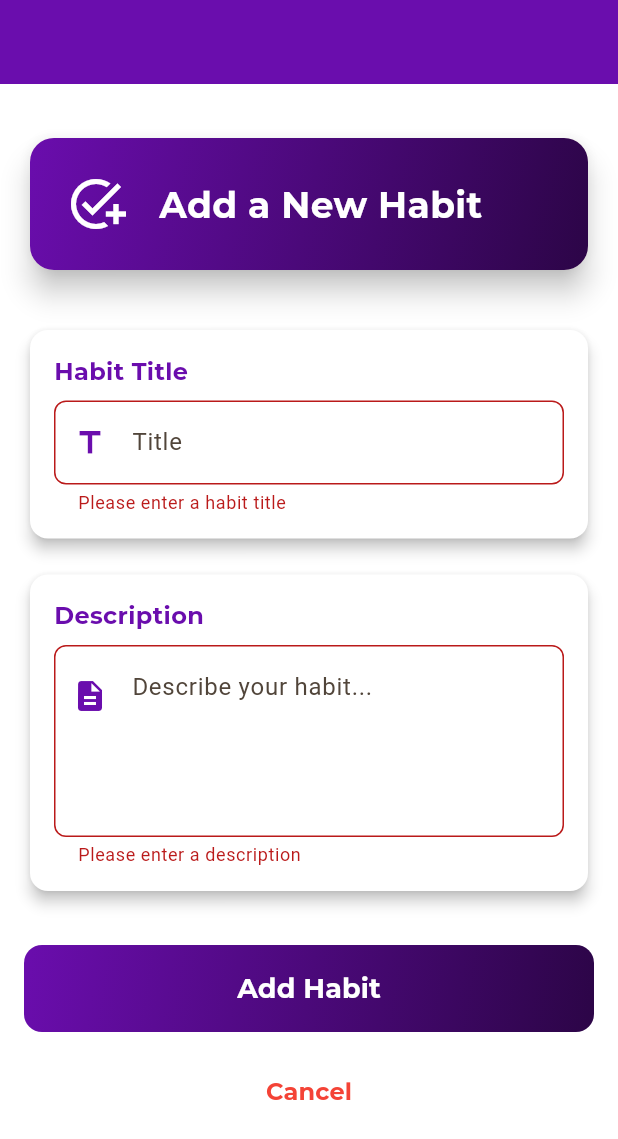
After one commit to NicoBoni55/EthosTrack, a Flutter app: the CreateHabitsScreen screen opened directly, after a tap on "Add Habit", on a phone screen of 412 x 824 dp. The commit adds this screen. Shown: the top 1139 px of the screen. Run offline on Flutter 3.47's test engine with Material 3 defaults, Android fonts, the phone set to English and light mode, and no system bars; our stand-ins replace cloud_firestore, firebase_auth, firebase_core, flutter_svg, google_fonts; accounts and stored records are empty.

Commit message:
create habit screen

```diff
--- /dev/null
+++ b/ethostrack/lib/screens/habits/create_habits_screen.dart
@@ -0,0 +1,302 @@
+import 'package:ethostrack/models/habit_model.dart';
+import 'package:ethostrack/services/habit_service.dart';
+import 'package:firebase_auth/firebase_auth.dart';
+import 'package:flutter/material.dart';
+import 'package:google_fonts/google_fonts.dart';
+
+class CreateHabitsScreen extends StatefulWidget {
+  const CreateHabitsScreen({super.key});
+
+  @override
+  State<CreateHabitsScreen> createState() => _CreateHabitsScreenState();
+}
+
+class _CreateHabitsScreenState extends State<CreateHabitsScreen> {
+  final _formKey = GlobalKey<FormState>();
+  final _titleController = TextEditingController();
+  final _descriptionController = TextEditingController();
+  bool _isLoading = false;
+
+  Future<void> _createHabit() async {
+    if (!_formKey.currentState!.validate()) {
+      return;
+    }
+
+    setState(() {
+      _isLoading = true;
+    });
+
+    try {
+      String? userId = FirebaseAuth.instance.currentUser?.uid;
+
+      HabitModel? newHabit = await HabitService.createHabit(
+        userId: userId!,
+        title: _titleController.text.trim(),
+        description: _descriptionController.text.trim(),
+      );
+
+      if (newHabit != null) {
+        ScaffoldMessenger.of(context).showSnackBar(
+          SnackBar(
+            content: Text(
+              'Habit created successfully!',
+              style: GoogleFonts.montserrat(
+                color: Colors.white,
+                fontWeight: FontWeight.bold,
+              ),
+            ),
+            backgroundColor: Colors.green,
+          ),
+        );
+        Navigator.of(context).pop(true);
+      } else {
+        ScaffoldMessenger.of(context).showSnackBar(
+          SnackBar(
+            content: Text(
+              'Error creating habit',
+              style: GoogleFonts.montserrat(color: Colors.white),
+            ),
+            backgroundColor: Colors.red,
+          ),
+        );
+      }
+    } catch (e) {
+      ScaffoldMessenger.of(context).showSnackBar(
+        SnackBar(content: Text('Error: $e'), backgroundColor: Colors.red),
+      );
+    } finally {
+      setState(() {
+        _isLoading = false;
+      });
+    }
+  }
+
+  @override
+  void dispose() {
+    _titleController.dispose();
+    _descriptionController.dispose();
+    super.dispose();
+  }
+
+  @override
+  Widget build(BuildContext context) {
+    return Scaffold(
+      appBar: AppBar(
+        backgroundColor: Color(0xFF6A0DAD),
+        iconTheme: IconThemeData(color: Colors.white),
+      ),
+      backgroundColor: Colors.white,
+      body: SafeArea(
+            child: Padding(
+              padding: const EdgeInsets.all(16.0),
+              child: Form(
+                key: _formKey,
+                child: Column(
+                  crossAxisAlignment: CrossAxisAlignment.stretch,
+                  children: [
+                    const SizedBox(height: 16),
+                    Card(
+                      elevation: 8,
+                      shape: RoundedRectangleBorder(
+                        borderRadius: BorderRadius.circular(16),
+                      ),
+                      child: Container(
+                        decoration: BoxDecoration(
+                          gradient: LinearGradient(
+                            begin: Alignment.topLeft,
+                            end: Alignment.bottomRight,
+                            colors: [
+                              Color(0xFF6A0DAD),
+                              Color(0xFF2C0547)
+                            ],
+                          ),
+                          borderRadius: BorderRadius.circular(16),
+                        ),
+                        child: Padding(
+                          padding: const EdgeInsets.all(24.0),
+                          child: Row(
+                            children: [
+                              Icon(
+                                Icons.add_task,
+                                size: 40,
+                                color: Colors.white,
+                              ),
+                              const SizedBox(width: 22),
+                              Text(
+                                'Add a New Habit',
+                                textAlign: TextAlign.center,
+                                style: GoogleFonts.montserrat(
+                                  fontSize: 24,
+                                  fontWeight: FontWeight.bold,
+                                  color: Colors.white
+                                ),
+                              )
+                            ],
+                          )),
+                      ),
+                    ),
+                    const SizedBox(height: 32),
+                    Card(
+                      color: Colors.white,
+                      elevation: 4,
+                      shape: RoundedRectangleBorder(
+                        borderRadius: BorderRadiusGeometry.circular(12),
+                      ),
+                      child: Padding(
+                        padding: const EdgeInsets.all(16.0),
+                        child: Column(
+                          crossAxisAlignment: CrossAxisAlignment.start,
+                          children: [
+                            Text(
+                              'Habit Title',
+                              style: GoogleFonts.montserrat(
+                                fontWeight: FontWeight.bold,
+                                fontSize: 16,
+                                color: Color(0xFF6A0DAD),
+                              ),
+                            ),
+                            const SizedBox(height: 8),
+                            TextFormField(
+                              controller: _titleController,
+                              decoration: InputDecoration(
+                                hintText: 'Title',
+                                border: OutlineInputBorder(
+                                  borderRadius: BorderRadius.circular(8),
+                                ),
+                                focusedBorder: OutlineInputBorder(
+                                  borderRadius: BorderRadius.circular(8),
+                                  borderSide: BorderSide(
+                                    color: Color(0xFF6A0DAD),
+                                  ),
+                                ),
+                                prefixIcon: Icon(
+                                  Icons.title,
+                                  color: Color(0xFF6A0DAD),
+                                ),
+                              ),
+                              validator: (value) {
+                                if (value == null || value.trim().isEmpty) {
+                                  return 'Please enter a habit title';
+                                }
+                                if (value.trim().length < 3) {
+                                  return 'Title must be at least 3 characters';
+                                }
+                                return null;
+                              },
+                            ),
+                          ],
+                        ),
+                      ),
+                    ),
+                    const SizedBox(height: 16),
+                    Card(
+                      color: Colors.white,
+                      elevation: 4,
+                      shape: RoundedRectangleBorder(
+                        borderRadius: BorderRadiusGeometry.circular(12),
+                      ),
+                      child: Padding(
+                        padding: const EdgeInsets.all(16.0),
+                        child: Column(
+                          crossAxisAlignment: CrossAxisAlignment.start,
+                          children: [
+                            Text(
+                              'Description',
+                              style: GoogleFonts.montserrat(
+                                fontWeight: FontWeight.bold,
+                                fontSize: 16,
+                                color: Color(0xFF6A0DAD),
+                              ),
+                            ),
+                            const SizedBox(height: 8),
+                            TextFormField(
+                              controller: _descriptionController,
+                              maxLines: 4,
+                              decoration: InputDecoration(
+                                hintText: 'Describe your habit...',
+                                border: OutlineInputBorder(
+                                  borderRadius: BorderRadius.circular(8),
+                                ),
+                                focusedBorder: OutlineInputBorder(
+                                  borderRadius: BorderRadius.circular(8),
+                                  borderSide: BorderSide(
+                                    color: Color(0xFF6A0DAD),
+                                  ),
+                                ),
+                                prefixIcon: Padding(
+                                  padding: EdgeInsetsGeometry.only(bottom: 60),
+                                  child: Icon(Icons.description,
+                                  color: Color(0xFF6A0DAD),
+                                  ),
+                                ),
+                              ),
+                              validator: (value) {
+                                if (value == null || value.trim().isEmpty) {
+                                  return 'Please enter a description';
+                                }
+                                if (value.trim().length < 10) {
+                                  return 'Description must be at least 10 characters';
+                                }
+                                return null;
+                              },
+                            ),
+                          ],
+                        ),
+                      ),
+                    ),
+                    const SizedBox(height: 32),
+                    Container(
+                      decoration: BoxDecoration(
+                        gradient: LinearGradient(
+                          begin: Alignment.topLeft,
+                          end: Alignment.bottomRight,
+                          colors: [
+                            Color(0xFF6A0DAD),
+                            Color(0xFF2C0547)
+                          ],
+                        ),
+                        borderRadius: BorderRadius.circular(12),
+                      ),
+                    child: ElevatedButton(
+                      onPressed: _isLoading ? null : _createHabit,
+                      style: ElevatedButton.styleFrom(
+                        backgroundColor: Colors.transparent,
+                        shadowColor: Colors.transparent,
+                        padding: EdgeInsets.symmetric(vertical: 16),
+                        shape: RoundedRectangleBorder(
+                          borderRadius: BorderRadius.circular(12)
+                        ),
+                        elevation: 0
+                      ),
+                      child: _isLoading
+                      ? CircularProgressIndicator(color: Color(0xFF6A0DAD))
+                      : Text(
+                        'Add Habit',
+                        style: GoogleFonts.montserrat(
+                          fontSize: 18,
+                          color: Colors.white,
+                          fontWeight: FontWeight.bold,
+                        ),
+                      ),
+                    ),
+                    ),
+                    const SizedBox(height: 16),
+                    TextButton(
+                      onPressed: _isLoading ? null : () => Navigator.of(context).pop(),
+                      child: Text(
+                        'Cancel',
+                        style: GoogleFonts.montserrat(
+                          fontSize: 16,
+                          color: Colors.red,
+                          fontWeight: FontWeight.bold
+                        ),
+                      ),
+                    )
+                  ],
+                ),
+              ),
+            ),
+          ),
+    );
+  }
+}
--- a/ethostrack/lib/screens/login.dart
+++ b/ethostrack/lib/screens/login.dart
@@ -4,7 +4,7 @@ import 'package:google_fonts/google_fonts.dart';
 import '../services/auth_service.dart';
 import '../models/user_model.dart';
 import 'sign_up.dart';
-import 'home_screen.dart';
+import '../screens/habits/create_habits_screen.dart';
 import '../screens/habits/habits_list.dart';
 
 class LoginPage extends StatefulWidget {
--- a/ethostrack/lib/screens/sign_up.dart
+++ b/ethostrack/lib/screens/sign_up.dart
@@ -3,6 +3,7 @@ import 'package:flutter_svg/flutter_svg.dart';
 import 'package:google_fonts/google_fonts.dart';
 import '../services/auth_service.dart';
 import '../models/user_model.dart';
+import '../screens/habits/create_habits_screen.dart';
 import 'login.dart';
 import 'home_screen.dart';
 
@@ -103,7 +104,7 @@ class _LoginInputsState extends State<SignUpInputs> {
         if (mounted) {
           Navigator.pushReplacement(
             context,
-            MaterialPageRoute(builder: (context) => const HomeScreen()),
+            MaterialPageRoute(builder: (context) => const CreateHabitsScreen()),
           );
         }
       } else {
```
